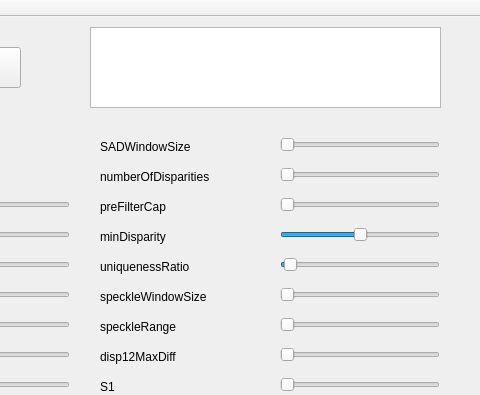
Old version of the form mainwindow.ui in the repository jiawei-mo/SafeDrive; both pictures show x 290 to 770 and y 0 to 395 of the 770 by 486 pixel window.
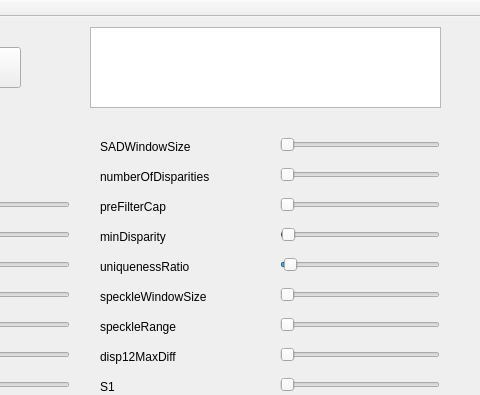
New version of the form.

```diff
--- a/mainwindow.ui
+++ b/mainwindow.ui
@@ -485,7 +485,7 @@
      </rect>
     </property>
     <property name="minimum">
-     <number>-100</number>
+     <number>-1</number>
     </property>
     <property name="maximum">
      <number>100</number>
```
